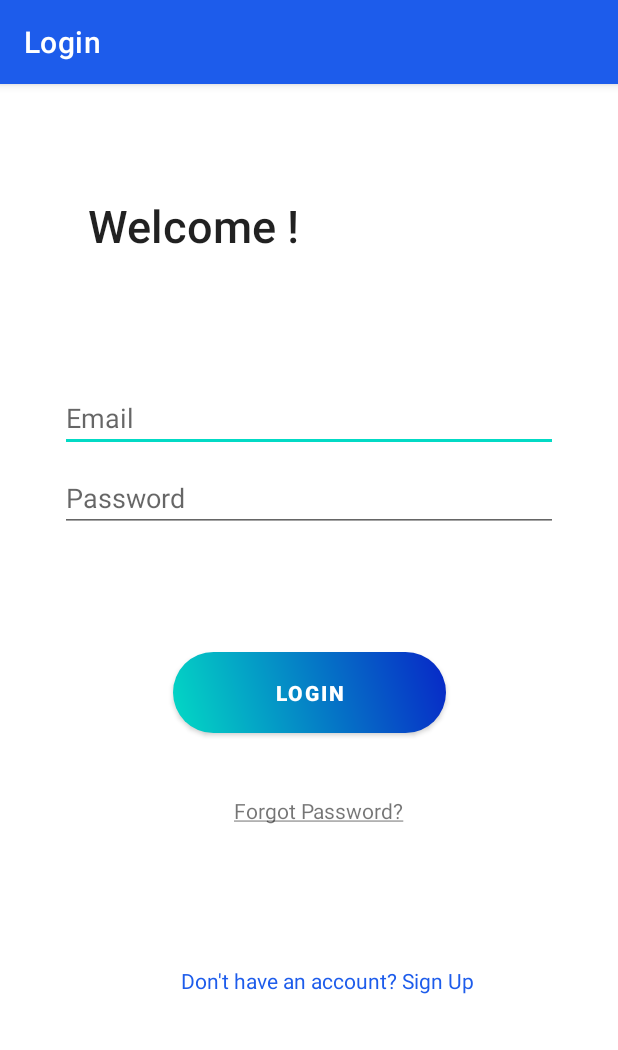
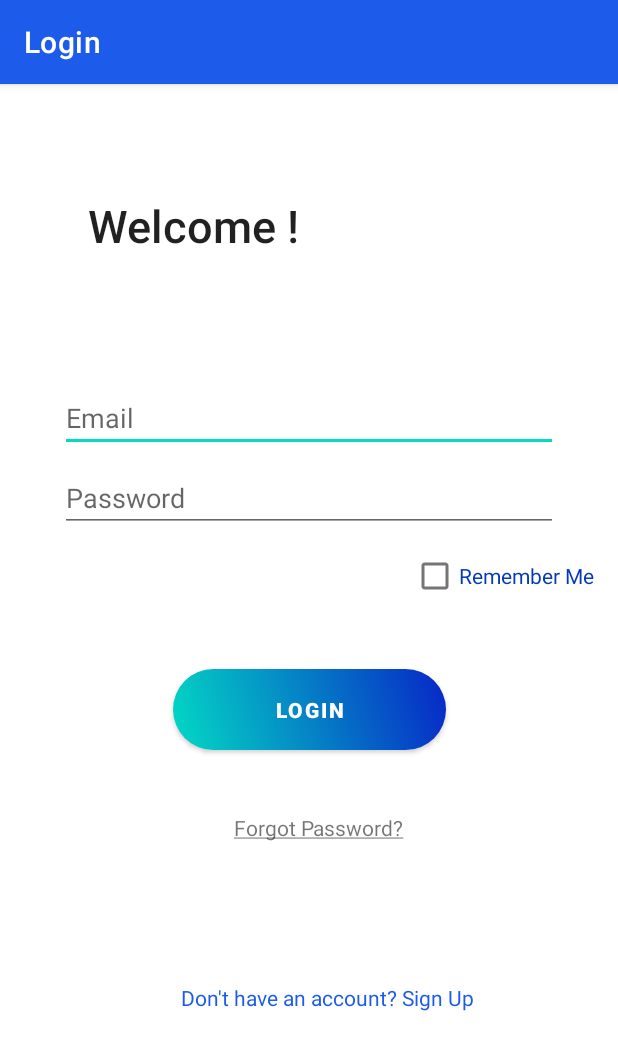
Before and after one commit to Abiree/Khadamat, an Android app: the LoginActivity screen opened directly, with no data from a screen before it, on a phone screen of 412 x 824 dp. Shown: the top 1050 px of the screen. Run offline under Robolectric (Android 15) with nearby library versions, the phone set to English and light mode, and no system bars; our stand-ins replace Firebase (no records; nobody signed in at launch, a user with empty details on screens opened directly); libraries missing offline, so code that uses them is left out: io.paperdb; 3 statements that could not run were skipped.

Commit message:
add remember me

```diff
--- a/app/build.gradle
+++ b/app/build.gradle
@@ -40,7 +40,8 @@ dependencies {
 
     implementation 'androidx.lifecycle:lifecycle-extensions:2.2.0'
 
-
+    implementation 'io.paperdb:paperdb:2.6'
+    implementation 'com.github.rey5137:material:1.2.0'
     implementation 'com.google.firebase:firebase-auth:20.0.2'
     implementation 'com.google.firebase:firebase-database:19.6.0'
     implementation 'androidx.cardview:cardview:1.0.0'
--- a/app/src/main/java/com/example/khadamat/logoutActivity.java
+++ b/app/src/main/java/com/example/khadamat/logoutActivity.java
@@ -1,10 +1,10 @@
 package com.example.khadamat;
 
 
-import androidx.appcompat.app.AppCompatActivity;
-
 import android.content.Intent;
 import android.os.Bundle;
+
+import androidx.appcompat.app.AppCompatActivity;
 
 import com.google.firebase.auth.FirebaseAuth;
 
--- a/app/src/main/res/layout/activity_login.xml
+++ b/app/src/main/res/layout/activity_login.xml
@@ -44,6 +44,20 @@
         app:layout_constraintStart_toStartOf="parent"
         app:layout_constraintTop_toBottomOf="@+id/email" />
 
+    <CheckBox
+        android:id="@+id/remember"
+        android:layout_width="wrap_content"
+        android:layout_height="wrap_content"
+        android:layout_marginStart="5dp"
+        android:layout_marginTop="5dp"
+        android:gravity="center_vertical"
+        android:text="Remember Me"
+        android:textColor="@color/dark_blue"
+        app:layout_constraintEnd_toEndOf="parent"
+        app:layout_constraintHorizontal_bias="1.0"
+        app:layout_constraintStart_toEndOf="@+id/password"
+        app:layout_constraintTop_toBottomOf="@+id/password"
+        tools:ignore="MissingConstraints" />
 
     <Button
         android:id="@+id/login"
@@ -51,7 +65,7 @@
 
         android:layout_gravity="center_horizontal"
         android:layout_marginStart="48dp"
-        android:layout_marginTop="16dp"
+        android:layout_marginTop="30dp"
         android:layout_marginEnd="48dp"
         android:layout_marginBottom="64dp"
 
```
Also changed, not shown: app/src/main/java/com/example/khadamat/Prevalent/Prevalent.java (added, +10 -0 lines), app/src/main/java/com/example/khadamat/ui/login/LoginActivity.java (+40 -30 lines), 1 other file.
